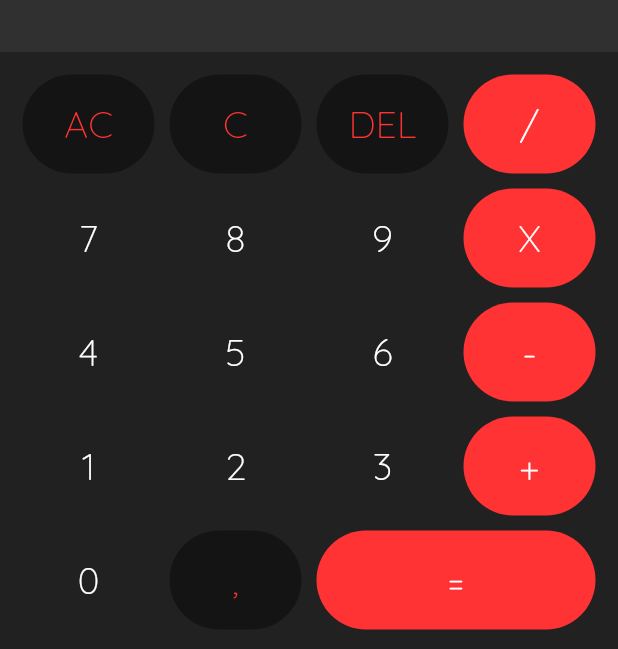
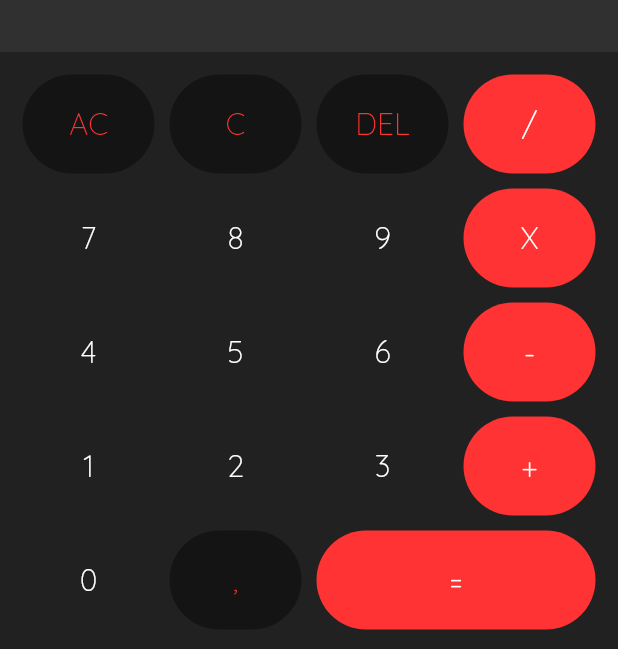
Before and after one commit to lucasemn1/calculadoraFlutter, a Flutter app: the screen it shows after launch, after a tap on an icon or button, on a phone screen of 412 x 824 dp. Shown: the part 584-1233 px from the top of the screen. Run offline on Flutter 3.47's test engine with Material 2 defaults, Android fonts, the phone set to English and light mode, and no system bars; drawn by our look-alikes of auto_size_text; our stand-ins replace font_awesome_flutter; missing offline and left inert: link.

Commit message:
Correção do 0/0

```diff
--- a/lib/models/memory.dart
+++ b/lib/models/memory.dart
@@ -1,4 +1,5 @@
 import 'package:calculadora/util/util_functions.dart';
+import 'package:calculadora/widgets/alert.dart';
 import 'package:flutter/material.dart';
 
 class Memory {
@@ -7,7 +8,11 @@ class Memory {
   String operation;
   static const OPERATIONS = ['+', 'X', '-', '/', '%'];
 
-  Memory({this.value = '0', this.buffer='0', this.operation='+'});
+  Memory({
+    this.value = '0',
+    this.buffer='0',
+    this.operation='+'
+  });
 
   /**
    * Essa função é responsavel por retornar o valor
@@ -16,12 +21,16 @@ class Memory {
     return this.value;
   }
 
+  /**
+   *
+   */
   void applyCommand(String value){
-    //Zera
+    // Zera o valor, a operação e o buffer
     if( value == 'AC'){
       this._allClear();
     }
 
+    // Limpa o valor
     else if( value == 'C'){
       this.value = '0';
     }
@@ -40,33 +49,31 @@ class Memory {
       }
     }
 
-    //Faz o resultado
+    // Realiza o cálculo
     else if ( value == '=' ){
-      if ( this.operation == '/' && this.value == '0' ) {
-        //Aqui vai ficar o código de validação de um número dividido por 0
+      if ( !(this.operation == '/' && this.value == '0') ) {
+        num calc = this._calculate();
+
+        this.value = Util.isNumberInt(calc) ?
+          this.value = calc.toInt().toString() :
+          this.value = calc.toString();
       }
-
-      num calc = this._calculate();
-
-      this.value = Util.isNumberInt(calc) ?
-        this.value = calc.toInt().toString() :
-        this.value = calc.toString();
     }
 
-    //Valor para o buffer
+    // Transfere o valor para o buffer
     else if ( OPERATIONS.contains(value) ){
       this._operate(value);
     }
-    //Imprime o primeiro valor, substituindo o 0
+
+    // Imprime o primeiro valor, substituindo o 0
     else if ( this.value == '0' ) {
       this.value = value;
     }
-    //Concatena os números
+
+    // Concatena os números
     else {
       this.value += value;
     }
-
-    this._check();
   }
 
   /**
@@ -89,6 +96,9 @@ class Memory {
     this.operation = operation;
   }
 
+  /**
+   * Realiza o cálculo
+   */
   num _calculate(){
     num buffer = num.parse(this.buffer);
     num value = num.parse(this.value);
@@ -107,6 +117,9 @@ class Memory {
     }
   }
 
+  /**
+   * Imprime os atributos desse objeto por console
+   */
   void _check(){
     print('buffer: ${this.buffer} \n' + 'value: ${this.value} \n' + 'operation: ${this.operation} \n\n');
   }
--- a/lib/screens/calculadora.dart
+++ b/lib/screens/calculadora.dart
@@ -6,7 +6,6 @@ import '../widgets/display.dart';
 import '../widgets/keyboard.dart';
 import '../widgets/topbar.dart';
 import 'package:flutter/material.dart';
-
 
 class Calculator extends StatefulWidget {
   @override
--- a/lib/widgets/button.dart
+++ b/lib/widgets/button.dart
@@ -19,6 +19,10 @@ class Button extends StatelessWidget {
     return MediaQuery.of(context).size.height;
   }
 
+  void _action(){
+    this.cb(this.value);
+  }
+
   @override
   Widget build(BuildContext context) {
     return Expanded(
@@ -34,13 +38,13 @@ class Button extends StatelessWidget {
             child: Text(
               this.value,
               style: TextStyle(
-                fontSize: this._calculateFontSize(context) <= 720 ? 15: 25,
+                fontSize: this._calculateFontSize(context) <= 720 ? 15: 20,
                 color: this.color == ThemeColor.DARK ? ThemeColor.PRIMARY: ThemeColor.LIGHT,
                 fontFamily: 'Quicksand',
                 fontWeight: FontWeight.w200
               )
             ),
-            onPressed: () => this.cb(this.value),
+            onPressed: () => this._action(),
           ),
         ),
       ),
```
Also changed, not shown: lib/widgets/alert.dart (added, +23 -0 lines), pubspec.yaml (+6 -54 lines), assets/launcher/background.png (added), assets/launcher/icon.png (added), pubspec.lock.
